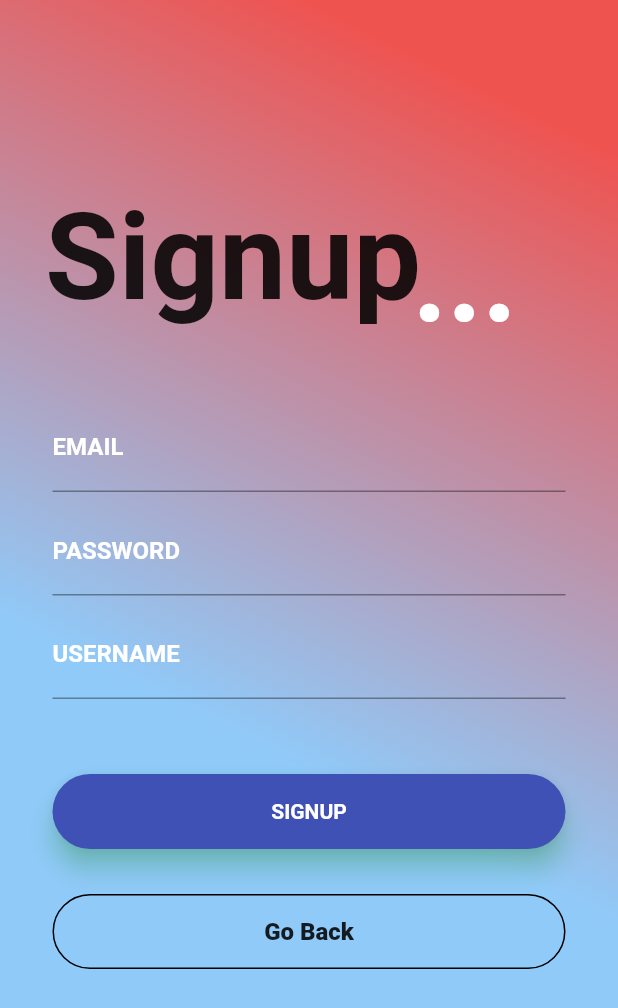
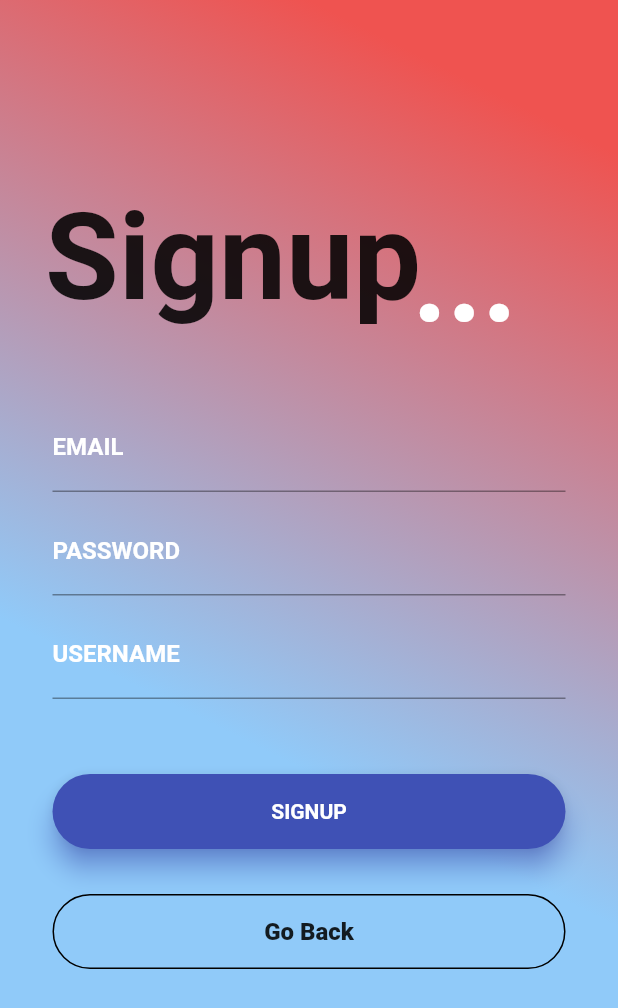
Before and after one commit to Rishabh3998/Flutter_Wallpaper_app, a Flutter app: the login screen opened directly, after a tap on "Register", on a phone screen of 412 x 824 dp. Shown: the top 1008 px of the screen. Run offline on Flutter 3.47's test engine with Material 2 defaults, Android fonts, the phone set to English and light mode, and no system bars; network calls fail; Roboto replaces fonts that are missing (Montserrat).

Commit message:
UI changes

```diff
--- a/wallpaper_app/lib/Loginandsignup/login.dart
+++ b/wallpaper_app/lib/Loginandsignup/login.dart
@@ -121,7 +121,7 @@ class _loginState extends State<login> {
                     height: 50,
                     child: Material(
                       borderRadius: BorderRadius.circular(30),
-                      shadowColor: Colors.greenAccent,
+                      shadowColor: Colors.indigoAccent,
                       color: Colors.indigo,
                       elevation: 7.0,
                       child: GestureDetector(
--- a/wallpaper_app/lib/Loginandsignup/signup.dart
+++ b/wallpaper_app/lib/Loginandsignup/signup.dart
@@ -93,7 +93,7 @@ class _SignupPageState extends State<SignupPage> {
                             height: 50.0,
                             child: Material(
                               borderRadius: BorderRadius.circular(30.0),
-                              shadowColor: Colors.greenAccent,
+                              shadowColor: Colors.indigoAccent,
                               color: Colors.indigo,
                               elevation: 7.0,
                               child: GestureDetector(
--- a/wallpaper_app/lib/views/search.dart
+++ b/wallpaper_app/lib/views/search.dart
@@ -20,7 +20,7 @@ class _SearchState extends State<Search> {
 
   getSearchWallpapers(String query) async {
     var response = await http.get(
-        "https://api.pexels.com/v1/search?query=$query&per_page=26",
+        "https://api.pexels.com/v1/search?query=$query&per_page=100",
         headers: {"Authorization": apiKey});
 
     // print(response.body.toString());
```
Also changed, not shown: wallpaper_app/lib/Widgets/widgets.dart (+8 -6 lines), wallpaper_app/lib/views/home.dart (+6 -4 lines).
